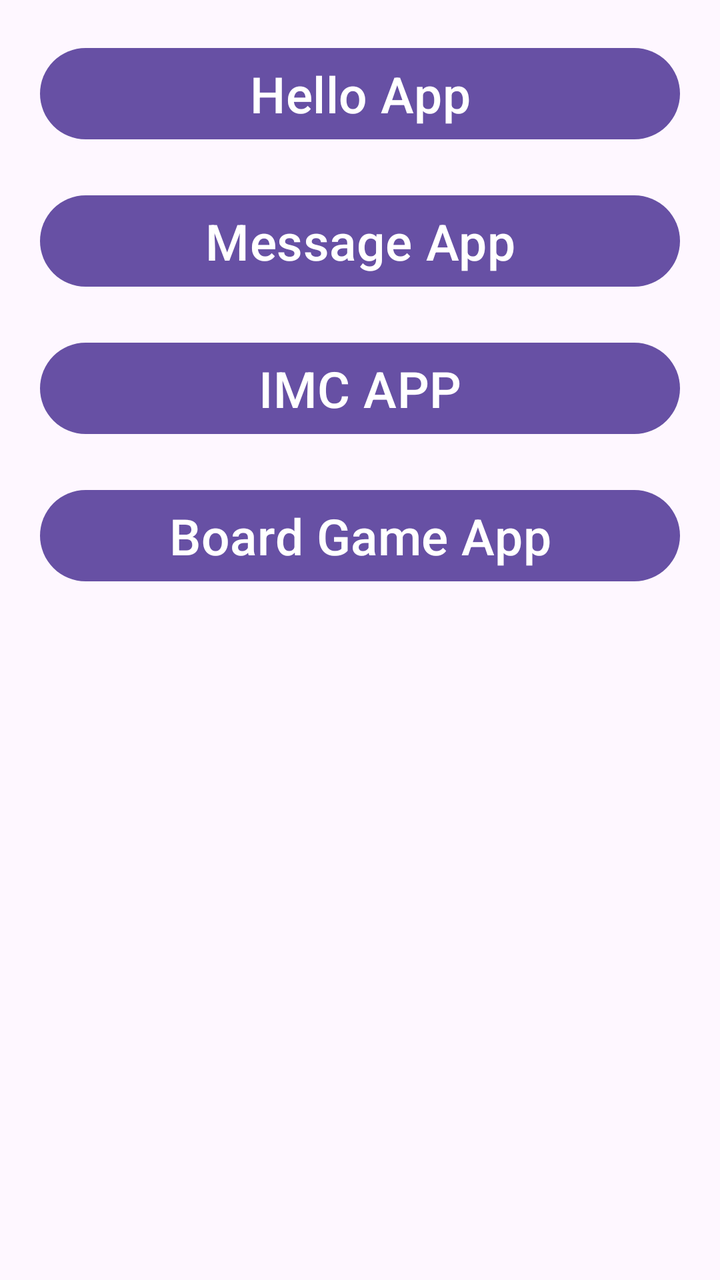
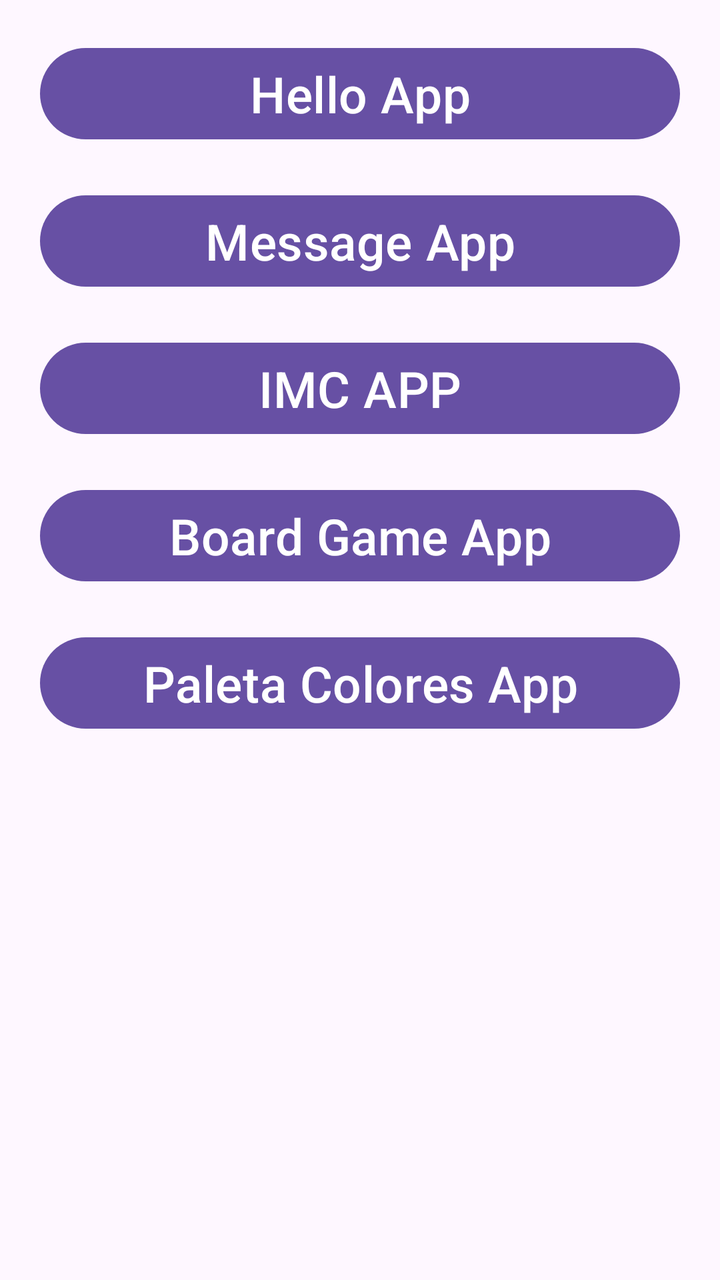

Two renders of the same Android screen: before a commit and after it. Below are the layout's source before the change and the commit's diff.
<!-- AndroidManifest.xml: application theme Theme.ComoqueraisApps -->
<!-- res/layout/activity_menu.xml -->
<?xml version="1.0" encoding="utf-8"?>
<LinearLayout
    xmlns:android="http://schemas.android.com/apk/res/android"
    xmlns:app="http://schemas.android.com/apk/res-auto"
    xmlns:tools="http://schemas.android.com/tools"
    android:id="@+id/main"
    android:layout_width="match_parent"
    android:layout_height="match_parent"
    android:orientation="vertical"
    tools:context=".MenuActivity">

    <Button
        android:id="@+id/btnHelloApp"
        android:layout_width="match_parent"
        android:layout_height="wrap_content"
        android:text="Hello App"
        android:textSize="25sp"
        android:layout_marginHorizontal="20dp"
        android:layout_marginTop="20dp"/>

    <Button
        android:id="@+id/btnMessageApp"
        android:layout_width="match_parent"
        android:layout_height="wrap_content"
        android:text="Message App"
        android:textSize="25sp"
        android:layout_marginHorizontal="20dp"
        android:layout_marginTop="20dp"/>

    <Button
        android:id="@+id/btnImcApp"
        android:layout_width="match_parent"
        android:layout_height="wrap_content"
        android:text="IMC APP"
        android:textSize="25sp"
        android:layout_marginHorizontal="20dp"
        android:layout_marginTop="20dp"/>

    <Button
        android:id="@+id/btnBoardGameApp"
        android:layout_width="match_parent"
        android:layout_height="wrap_content"
        android:text="@string/board_game_app"
        android:textSize="25sp"
        android:layout_marginHorizontal="20dp"
        android:layout_marginTop="20dp"/>

</LinearLayout>
<!-- resources referenced by this layout -->
<resources>
  <string name="board_game_app">Board Game App</string>
  <style name="Theme.ComoqueraisApps" parent="Base.Theme.ComoqueraisApps" />
  <style name="Base.Theme.ComoqueraisApps" parent="Theme.Material3.DayNight.NoActionBar">
          
          
      </style>
</resources>

<!-- the commit's change to res/layout/activity_menu.xml (unified diff, before → after) -->
@@ -45,4 +45,13 @@
         android:layout_marginHorizontal="20dp"
         android:layout_marginTop="20dp"/>
 
+    <Button
+        android:id="@+id/btnPaletaColoresApp"
+        android:layout_width="match_parent"
+        android:layout_height="wrap_content"
+        android:text="@string/paleta_colores_app"
+        android:textSize="25sp"
+        android:layout_marginHorizontal="20dp"
+        android:layout_marginTop="20dp"/>
+
 </LinearLayout>
<!-- resource entries referenced after the edit -->
@@ -1,6 +1,7 @@
 <!-- resources referenced by this layout -->
 <resources>
   <string name="board_game_app">Board Game App</string>
+  <string name="paleta_colores_app">Paleta Colores App</string>
   <style name="Theme.ComoqueraisApps" parent="Base.Theme.ComoqueraisApps" />
   <style name="Base.Theme.ComoqueraisApps" parent="Theme.Material3.DayNight.NoActionBar">
           
